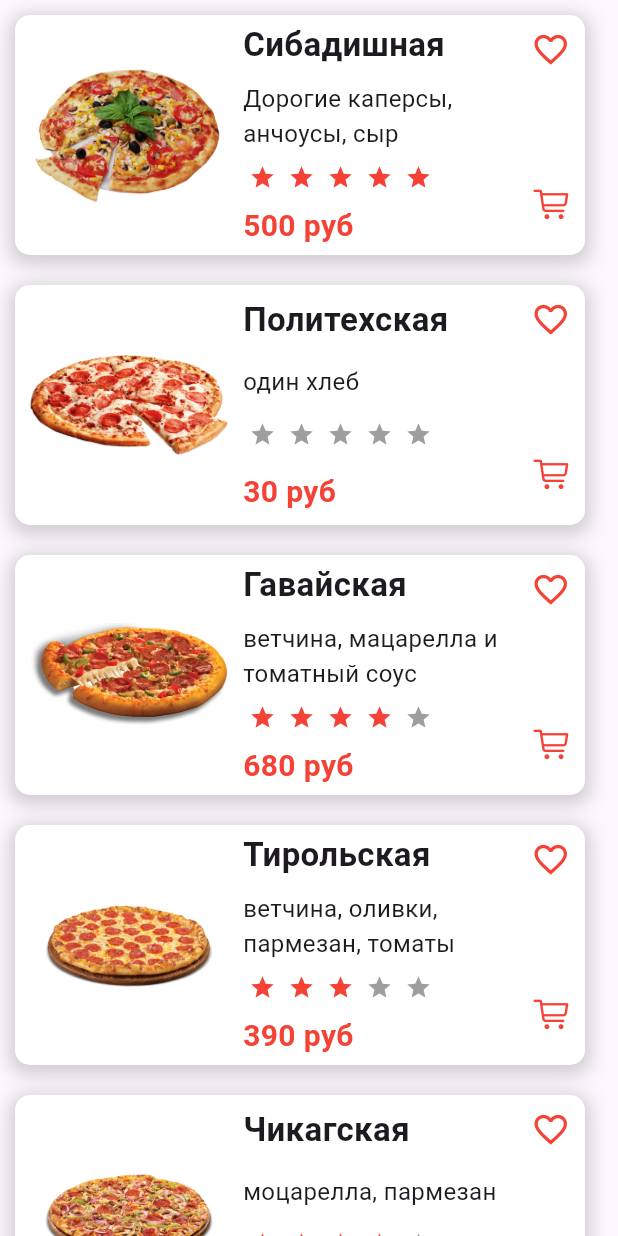
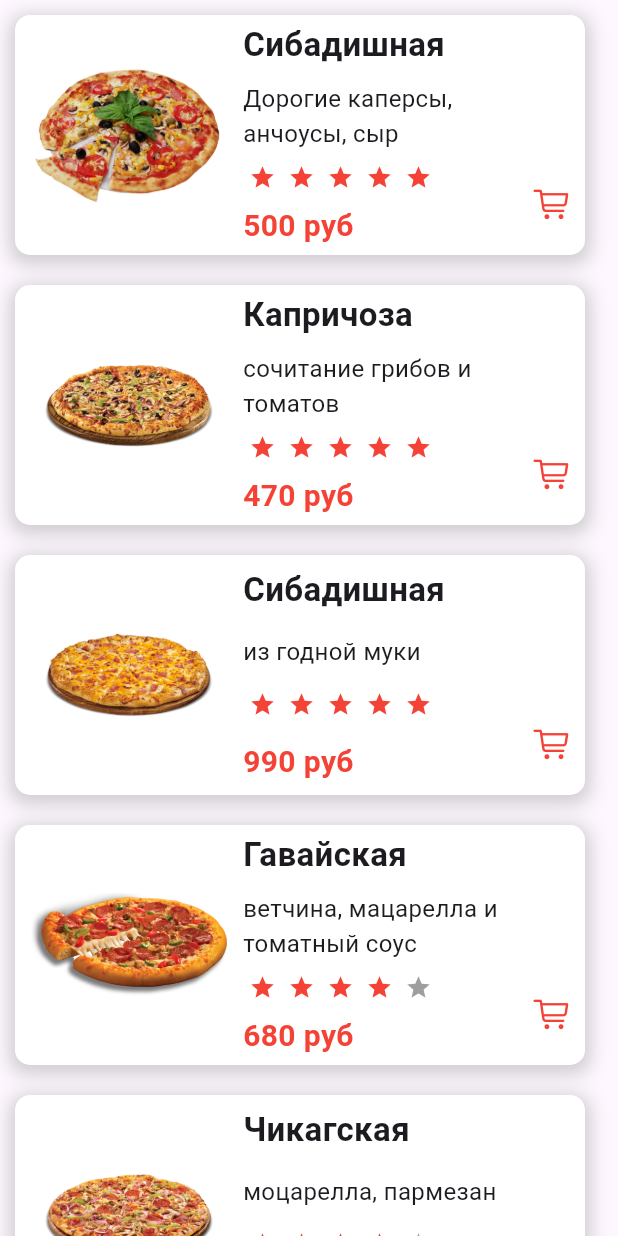
Before and after one commit to DeVoytinc/PizzaApp, a Flutter app: the NewestItemsWidget widget shown alone on an empty page, opened directly, on a phone screen of 412 x 824 dp. Run offline on Flutter 3.47's test engine with Material 2 defaults, Android fonts, the phone set to English and light mode, and no system bars; drawn by our look-alikes of flutter_rating_bar; our stand-ins replace google_fonts, lottie, shared_preferences, sqflite, toast; accounts and stored records are empty.

Commit message:
ready_commit

```diff
--- /dev/null
+++ b/lib/DatabaseHandler/fillpizzesbd.dart
@@ -0,0 +1,93 @@
+
+import 'package:flutter_application_1/pizza_model.dart';
+import 'package:path_provider/path_provider.dart';
+import 'package:sqflite/sqflite.dart';
+import 'package:path/path.dart';
+import 'dart:io' as io;
+import '../HomePage.dart';
+import 'pizzeslist.dart';
+
+
+class FillPizzes {
+
+
+static Database? _db;
+
+  static const String DB_Name = 'pizza.db';
+  static const String Table_User = 'user';
+  static const int Version = 1;
+
+  static const String C_name = 'name';
+  static const String C_description = 'description';
+  static const String C_imagepath = 'imagepath';
+  static const String C_price = 'price';
+  static const String C_rating = 'rating';
+
+  Future<Database?> get db async{
+    if (_db != null){
+      return _db;
+    }
+
+    _db = await initDb();
+
+    return _db;
+  }
+
+  initDb() async{
+  io.Directory documentsDirectory = await getApplicationDocumentsDirectory();
+  String path = join(documentsDirectory.path, DB_Name);
+  var db = await openDatabase(path, version: Version, onCreate: _onCreate);
+  return db;
+  }
+
+  _onCreate(Database db, int intVersion) async{
+    await db.execute('CREATE TABLE $Table_User ('
+      ' $C_name TEXT, '
+      ' $C_description TEXT, '
+      ' $C_imagepath TEXT, '
+      ' $C_price INTEGER, '
+      ' $C_rating INTEGER'
+      ')');
+
+    for (var i = 0; i < newestpizzes.length; i++) {
+        db.insert(Table_User, newestpizzes[i].toMap());
+    }
+
+  }
+
+  // Future<Pizza> saveData(Pizza user) async{
+  //   var dbClient = await db;
+  //   user.name = (await dbClient?.insert(Table_User, {C_name:user.name, C_description:user.description, C_imagepath:user.imagePath, C_price:user.price, C_rating:user.rating,})).toString();
+  //   return user;
+  // }
+
+  Future<List<Pizza>> getMapList() async {
+    var dbClient = await db;
+    var res = await dbClient?.query(Table_User);
+
+    List<Pizza> result = [];
+
+    for (var i = 0; i < res!.length; i++) {
+      result.add(Pizza.fromMap(res[i]));
+    }
+
+    return result;
+  }
+
+    Future<List<Pizza>> getSortedMapList(String text) async {
+    var dbClient = await db;
+    String sorting = onUp ? 'DESC' : 'ASC';
+    var res = await dbClient?.rawQuery("SELECT * FROM $Table_User WHERE $C_name LIKE '%$text%' ORDER BY $C_rating $sorting");
+
+    List<Pizza> result = [];
+
+    for (var i = 0; i < res!.length; i++) {
+      result.add(Pizza.fromMap(res[i]));
+    }
+
+    return result;
+  }
+
+
+
+}
--- /dev/null
+++ b/lib/DatabaseHandler/pizzeslist.dart
@@ -0,0 +1,60 @@
+import '../pizza_model.dart';
+
+final List<Pizza> newestpizzes = [
+    Pizza(
+      name: 'Сибадишная',
+      description: 'Дорогие каперсы, анчоусы, сыр',
+      imagePath: 'lib/images/pizza55.png',
+      price: 500,
+      rating: 5
+    ),
+    Pizza(
+      name: 'Политехская',
+      description: 'один хлеб',
+      imagePath: 'lib/images/pizza33.png',
+      price: 30,
+      rating: 1
+    ),
+    Pizza(
+      name: 'Гавайская',
+      description: 'ветчина, мацарелла и томатный соус',
+      imagePath: 'lib/images/pizza44.png',
+      price: 680,
+      rating: 4
+    ),
+    Pizza(
+      name: 'Тирольская',
+      description: 'ветчина, оливки, пармезан, томаты',
+      imagePath: 'lib/images/pizza66.png',
+      price: 390,
+      rating: 3
+    ),
+    Pizza(
+      name: 'Чикагская',
+      description: 'моцарелла, пармезан',
+      imagePath: 'lib/images/pizza77.png',
+      price: 420,
+      rating: 4
+    ),
+    Pizza(
+      name: 'Капричоза',
+      description: 'сочитание грибов и томатов',
+      imagePath: 'lib/images/pizza88.png',
+      price: 470,
+      rating: 5
+    ),
+     Pizza(
+      name: 'Сырная',
+      description: 'очень много сыра, прям очень',
+      imagePath: 'lib/images/pizza99.png',
+      price: 360,
+      rating: 4
+    ),
+    Pizza(
+      name: 'Сибадишная',
+      description: 'из годной муки',
+      imagePath: 'lib/images/pizza112.png',
+      price: 990,
+      rating: 5
+    ),
+  ];
--- a/lib/Widgets/NewestItemsWidget.dart
+++ b/lib/Widgets/NewestItemsWidget.dart
@@ -4,98 +4,73 @@ import 'package:flutter_application_1/pizza_model.dart';
 import 'package:flutter_application_1/screens/shop_cart.dart';
 import 'package:flutter_rating_bar/flutter_rating_bar.dart';
 import 'package:toast/toast.dart';
+import '../DatabaseHandler/fillpizzesbd.dart';
 
 //import '../main.dart';
 
-_addToOrderList(Pizza addedPissa){
-  if(orderList.contains(addedPissa))
-  {
-    Toast.show('Такой товар уже есть в корзине', duration: Toast.lengthLong, gravity: Toast.bottom);
-  }else{
+_addToOrderList(Pizza addedPissa) {
+  if (orderList.contains(addedPissa)) {
+    Toast.show('Такой товар уже есть в корзине',
+        duration: Toast.lengthLong, gravity: Toast.bottom);
+  } else {
     orderList.add(addedPissa);
   }
 }
 
-class NewestItemsWidget extends StatelessWidget{
+String searchedtext = '';
 
-  final List<Pizza> newestpizzes = [
-    Pizza(
-      name: 'Сибадишная',
-      description: 'Дорогие каперсы, анчоусы, сыр',
-      imagePath: 'lib/images/pizza55.png',
-      price: 500,
-      rating: 5
-    ),
-    Pizza(
-      name: 'Политехская',
-      description: 'один хлеб',
-      imagePath: 'lib/images/pizza33.png',
-      price: 30,
-      rating: 0.1
-    ),
-    Pizza(
-      name: 'Гавайская',
-      description: 'ветчина, мацарелла и томатный соус',
-      imagePath: 'lib/images/pizza44.png',
-      price: 680,
-      rating: 4
-    ),
-    Pizza(
-      name: 'Тирольская',
-      description: 'ветчина, оливки, пармезан, томаты',
-      imagePath: 'lib/images/pizza66.png',
-      price: 390,
-      rating: 3
-    ),
-    Pizza(
-      name: 'Чикагская',
-      description: 'моцарелла, пармезан',
-      imagePath: 'lib/images/pizza77.png',
-      price: 420,
-      rating: 4
-    ),
-    Pizza(
-      name: 'Капричоза',
-      description: 'сочитание грибов и томатов',
-      imagePath: 'lib/images/pizza88.png',
-      price: 470,
-      rating: 5
-    ),
-     Pizza(
-      name: 'Сырная',
-      description: 'очень много сыра, прям очень',
-      imagePath: 'lib/images/pizza99.png',
-      price: 360,
-      rating: 4
-    ),
-    Pizza(
-      name: 'Сибадишная',
-      description: 'из годной муки',
-      imagePath: 'lib/images/pizza112.png',
-      price: 990,
-      rating: 5
-    ),
-  ];
+class NewestItemsWidget extends StatefulWidget {
+  const NewestItemsWidget({super.key});
 
+  @override
+  State<NewestItemsWidget> createState() => _NewestItemsWidgetState();
+}
+
+class _NewestItemsWidgetState extends State<NewestItemsWidget> {
+  var dbHelper;
+  late FillPizzes fp;
+  late List<Pizza> pizzes;
+
+  @override
+  void initState() {
+    // TODO: implement initState
+    super.initState();
+    fp = FillPizzes();
+  }
+
+  getPizzes() async {
+    pizzes = await fp.getSortedMapList(searchedtext);
+    return 1;
+  }
 
   @override
   Widget build(BuildContext context) {
     ToastContext().init(context);
+    return FutureBuilder(
+      future: getPizzes(),
+      builder: (BuildContext context, AsyncSnapshot<dynamic> snapshot) {
+        if (snapshot.hasData) {
           return Column(
-      children:
-        List.generate(newestpizzes.length, (index) {
-          return Padding(padding: EdgeInsets.symmetric(vertical: 10, horizontal: 10,),
+              children: List.generate(
+            pizzes.length,
+            (index) {
+              return Padding(
+                padding: EdgeInsets.symmetric(
+                  vertical: 10,
+                  horizontal: 10,
+                ),
                 child: Container(
-            width: 380, height: 160,
+                  width: 380,
+                  height: 160,
                   decoration: BoxDecoration(
                     color: Colors.white,
                     borderRadius: BorderRadius.circular(10),
-              boxShadow:[
+                    boxShadow: [
                       BoxShadow(
                         color: Colors.grey.withOpacity(0.5),
                         spreadRadius: 3,
                         blurRadius: 10,
-                  offset: Offset(0,3),
+                        offset: Offset(0, 3),
                       ),
                     ],
                   ),
@@ -109,7 +84,8 @@ class NewestItemsWidget extends StatelessWidget{
                             alignment: Alignment.center,
                             child: Padding(
                               padding: const EdgeInsets.all(10.0),
-                        child: Image.asset(newestpizzes[index].imagePath,
+                              child: Image.asset(
+                                pizzes[index].imagePath,
                                 height: 120,
                                 width: 150,
                               ),
@@ -125,61 +101,70 @@ class NewestItemsWidget extends StatelessWidget{
                             crossAxisAlignment: CrossAxisAlignment.start,
                             mainAxisAlignment: MainAxisAlignment.spaceAround,
                             children: [
-                        Text(newestpizzes[index].name,
+                              Text(
+                                pizzes[index].name,
                                 style: TextStyle(
                                   fontSize: 22,
                                   fontWeight: FontWeight.bold,
-
                                 ),
                               ),
-                        Text(newestpizzes[index].description,
+                              Text(
+                                pizzes[index].description,
                                 style: TextStyle(
                                   fontSize: 16,
                                   //fontWeight: FontWeight.bold,
-
                                 ),
                               ),
-
                               RatingBar.builder(
-                          initialRating: newestpizzes[index].rating,
+                                initialRating:
+                                    pizzes[index].rating.toDouble(),
                                 minRating: 1,
                                 direction: Axis.horizontal,
                                 itemCount: 5,
                                 itemSize: 18,
-                          itemPadding: EdgeInsets.symmetric(horizontal: 4),
-                          itemBuilder:
-                              (context, _) => Icon(
-                                Icons.star, color:
-                          Colors.red,),
-                          onRatingUpdate: (index){},
+                                itemPadding:
+                                    EdgeInsets.symmetric(horizontal: 4),
+                                itemBuilder: (context, _) => Icon(
+                                  Icons.star,
+                                  color: Colors.red,
                                 ),
-                        Text(newestpizzes[index].price.toString()+" руб", style: TextStyle(
+                                onRatingUpdate: (index) {},
+                              ),
+                              Text(
+                                pizzes[index].price.toString() + " руб",
+                                style: TextStyle(
                                   fontSize: 20,
                                   color: Colors.red,
                                   fontWeight: FontWeight.bold,
                                 ),
                               ),
-
                             ],
                           ),
                         ),
                       ),
                       Expanded(
                         flex: 3,
-                  child: Padding(padding: EdgeInsets.symmetric(vertical: 10,),
+                        child: Padding(
+                          padding: EdgeInsets.symmetric(
+                            vertical: 10,
+                          ),
                           child: Column(
                             mainAxisAlignment: MainAxisAlignment.spaceBetween,
                             children: [
-                        Icon(Icons.favorite_border,
-                          color: Colors.red,
-                          size: 26,
-                        ),
+                              Expanded(child: Container()),
+                              // Icon(Icons.favorite_border,
+                              //   color: Colors.red,
+                              //   size: 26,
+                              // ),
                               IconButton(
                                 icon: Icon(CupertinoIcons.cart),
                                 color: Colors.red,
-                          onPressed: () { _addToOrderList(newestpizzes[index]); },
+                                onPressed: () {
+                                  _addToOrderList(pizzes[index]);
+                                },
                               ),
-                      ],),
+                            ],
+                          ),
                         ),
                       ),
                     ],
@@ -187,7 +172,12 @@ class NewestItemsWidget extends StatelessWidget{
                 ),
               );
             },
-      )
+          ));
+        }
+        else {
+          return Center(child: CircularProgressIndicator());
+        }
+      },
     );
   }
 }
--- a/lib/Widgets/PopularItemsWidget.dart
+++ b/lib/Widgets/PopularItemsWidget.dart
@@ -17,7 +17,7 @@ class PopularItemsWidget extends StatelessWidget{
       description: 'Итальянская',
       imagePath: 'lib/images/pizza22.png',
       price: 30,
-      rating: 0.1
+      rating: 1
     ),
     Pizza(
       name: 'Бургер',
--- a/lib/main.dart
+++ b/lib/main.dart
@@ -1,8 +1,9 @@
 import 'package:flutter/material.dart';
-
 import 'screens/sign_in.dart';
 
-void main() {
+Future<void> main() async {
+  WidgetsFlutterBinding.ensureInitialized();
+
   runApp(const MyApp());
 }
 
--- a/lib/pizza_model.dart
+++ b/lib/pizza_model.dart
@@ -1,10 +1,10 @@
 class Pizza{
 
-  String name;
-  String description;
-  String imagePath;
-  int price;
-  double rating;
+  late String name;
+  late String description;
+  late String imagePath;
+  late int price;
+  late int rating;
 
   late int count = 1;
 
@@ -15,4 +15,23 @@ class Pizza{
     required this.price,
     required this.rating
   });
+
+   Map<String, dynamic> toMap(){
+    var map = <String, dynamic>{
+      'name': name,
+      'description': description,
+      'imagepath' : imagePath,
+      'price' : price,
+      'rating' : rating,
+    };
+    return map;
+  }
+
+  Pizza.fromMap(Map<String, dynamic> map){
+    name = map['name'];
+    description = map['description'];
+    imagePath = map['imagepath'];
+    price = map['price'];
+    rating = map['rating'];
+  }
 }
--- a/lib/screens/shop_cart.dart
+++ b/lib/screens/shop_cart.dart
@@ -124,8 +124,7 @@ class _CartState extends State<Cart> {
                 ),
               ),
             ),
-            Expanded(
-              child: Column(
+            Column(
                 children:
                   List.generate(orderList.length, (index) {
                     return Padding(padding: EdgeInsets.symmetric(vertical: 10, horizontal: 10,),
@@ -185,7 +184,7 @@ class _CartState extends State<Cart> {
                                   ),
 
                                   RatingBar.builder(
-                                      initialRating: orderList[index].rating,
+                                    initialRating: orderList[index].rating.toDouble(),
                                   minRating: 1,
                                   direction: Axis.horizontal,
                                     itemCount: 5,
@@ -254,7 +253,6 @@ class _CartState extends State<Cart> {
                   );
                 },
                 )
-                ),
               ),
             Padding(
               padding: const EdgeInsets.all(17.0),
```
Also changed, not shown: lib/DatabaseHandler/DbHelper.dart (+6 -1 lines), lib/HomePage.dart (+49 -19 lines). Lines whose indentation alone changed are shown as unchanged.
